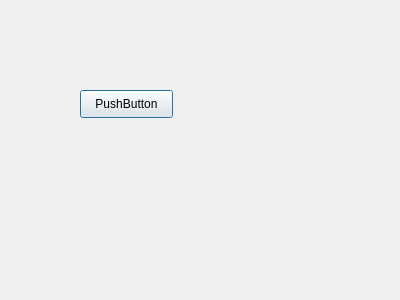
Above: chickencoop.ui from mateusur/Home_automation before the change. Below: the same form after it.
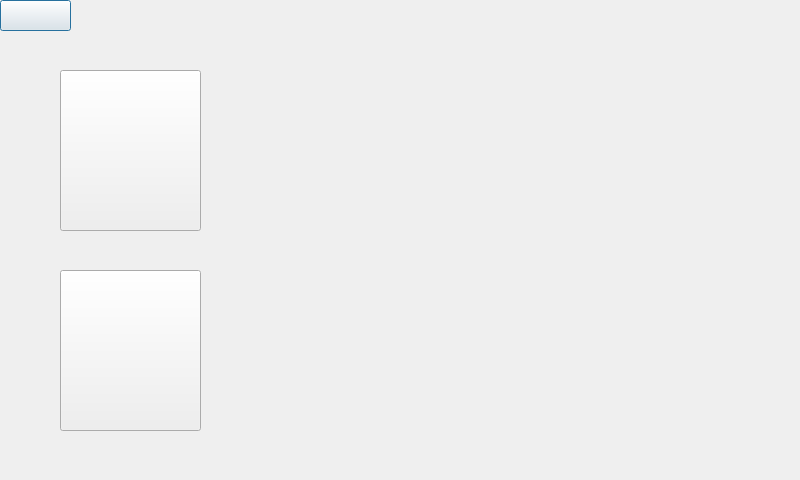
That is the form after the change.

Diff of the .ui file:
```diff
--- a/chickencoop.ui
+++ b/chickencoop.ui
@@ -6,8 +6,8 @@
    <rect>
     <x>0</x>
     <y>0</y>
-    <width>400</width>
-    <height>300</height>
+    <width>800</width>
+    <height>480</height>
    </rect>
   </property>
   <property name="windowTitle">
@@ -16,14 +16,40 @@
   <widget class="QPushButton" name="pushButton2">
    <property name="geometry">
     <rect>
-     <x>80</x>
-     <y>90</y>
-     <width>93</width>
-     <height>28</height>
+     <x>0</x>
+     <y>0</y>
+     <width>71</width>
+     <height>31</height>
     </rect>
    </property>
    <property name="text">
-    <string>PushButton</string>
+    <string/>
+   </property>
+  </widget>
+  <widget class="QPushButton" name="up_button">
+   <property name="geometry">
+    <rect>
+     <x>60</x>
+     <y>70</y>
+     <width>141</width>
+     <height>161</height>
+    </rect>
+   </property>
+   <property name="text">
+    <string/>
+   </property>
+  </widget>
+  <widget class="QPushButton" name="down_button">
+   <property name="geometry">
+    <rect>
+     <x>60</x>
+     <y>270</y>
+     <width>141</width>
+     <height>161</height>
+    </rect>
+   </property>
+   <property name="text">
+    <string/>
    </property>
   </widget>
  </widget>
```
Left out of the diff: 2 changed lines with no effect on the pictures.
